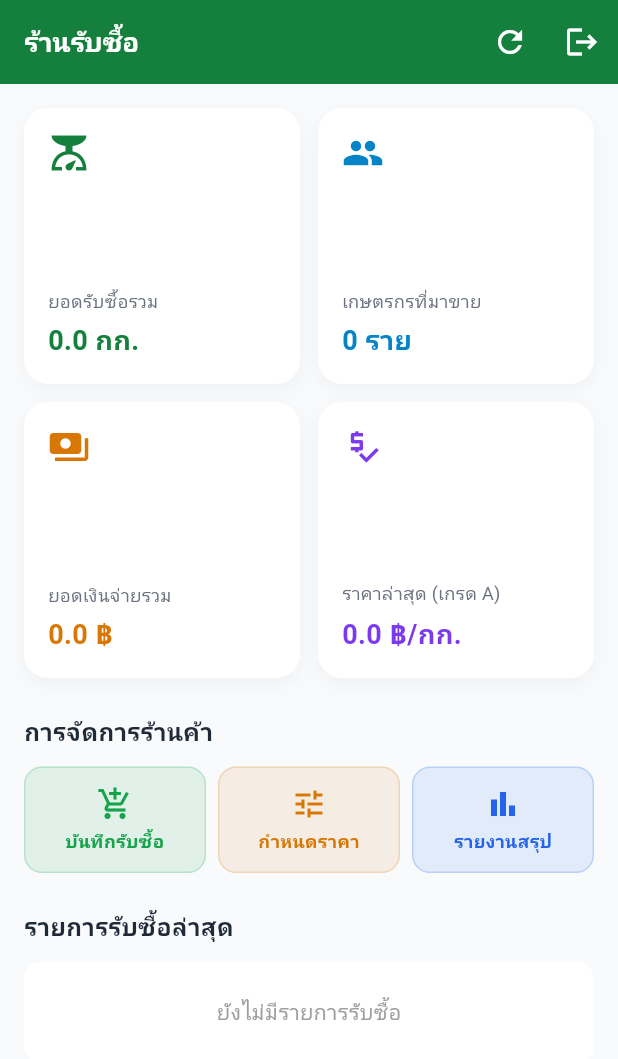
After one commit to sixno2430/MyProject, a Flutter app: the ShopDashboardScreen screen opened directly, on a phone screen of 412 x 824 dp. The commit adds this screen. Shown: the top 1059 px of the screen. Run offline on Flutter 3.47's test engine with Material 3 defaults, Android fonts, the light colour scheme and no system bars; our stand-ins replace shared_preferences; accounts and stored records are empty; network calls fail.

Commit message:
ล่าสุดมากๆ

```diff
--- a/flutter_myproject/lib/screens/main/HOME/home_screen.dart
+++ b/flutter_myproject/lib/screens/main/HOME/home_screen.dart
@@ -9,7 +9,7 @@ import 'package:flutter/material.dart';
 import 'package:flutter_myproject/widgets/button_nav.dart';
 
 // หน้าทั้ง 5 หน้าในแถบล่าง
-import 'package:flutter_myproject/screens/main/HOME/dashboard_screen.dart';   // หน้าแรก: หน้าหลัก (ต้องสร้างเพิ่ม)
+import 'package:flutter_myproject/screens/main/HOME/dashboard_screen.dart';   // หน้าแรก: หน้าหลัก
 import 'package:flutter_myproject/screens/garden/palmplot/palmplot_screen.dart';     // หน้าสวน
 import 'package:flutter_myproject/screens/finance/finance_screen.dart';     // หน้าการเงิน
 import 'package:flutter_myproject/screens/main/report/report_screen.dart';      // หน้ารายงาน
@@ -19,7 +19,6 @@ import 'package:flutter_myproject/screens/main/profile/profile_screen.dart';
 class HomeScreen extends StatefulWidget {
   const HomeScreen({super.key});
 
-
   @override
   State<HomeScreen> createState() => _HomeScreenState();
 }
@@ -27,11 +26,10 @@ class HomeScreen extends StatefulWidget {
 class _HomeScreenState extends State<HomeScreen> {
   int _currentIndex = 0;
 
-
   // เรียงตามลำดับปุ่มในแถบล่าง
   final List<Widget> _pages = const [
     DashboardScreen(),   // index 0: 🏠 หน้าหลัก
-    PalmplotScreen(),     // index 1: 🌴 สวน
+    PalmplotScreen(),    // index 1: 🌴 สวน
     FinanceScreen(),     // index 2: 💵 การเงิน
     ReportScreen(),      // index 3: 📈 รายงาน
     ProfileScreen(),     // index 4: 👤 โปรไฟล์
--- /dev/null
+++ b/flutter_myproject/lib/screens/shop/shop_dashboard_screen.dart
@@ -0,0 +1,319 @@
+// ============================================================
+// shop_dashboard_screen.dart — แดชบอร์ดภาพรวมร้านรับซื้อ (ภาพ 4.3.1)
+// ============================================================
+
+import 'package:flutter/material.dart';
+import 'dart:convert';
+import 'package:http/http.dart' as http;
+import 'package:flutter_myproject/config/app_config.dart';
+import 'package:flutter_myproject/services/auth_server.dart';
+import 'package:flutter_myproject/screens/auth/login_screen.dart';
+import 'package:shared_preferences/shared_preferences.dart';
+
+class ShopDashboardScreen extends StatefulWidget {
+  const ShopDashboardScreen({super.key});
+
+  @override
+  State<ShopDashboardScreen> createState() => _ShopDashboardScreenState();
+}
+
+class _ShopDashboardScreenState extends State<ShopDashboardScreen> {
+  bool _isLoading = true;
+  String _shopName = 'ร้านรับซื้อ';
+  String _shopId = 'S001';
+  Map<String, dynamic> _summary = {
+    'total_kg': 0.0,
+    'total_farmers': 0,
+    'total_amount': 0.0,
+    'latest_price': 0.0,
+  };
+  List<dynamic> _recentPurchases = [];
+
+  @override
+  void initState() {
+    super.initState();
+    _loadShopData();
+  }
+
+  Future<void> _loadShopData() async {
+    setState(() => _isLoading = true);
+    try {
+      final userId = await AuthService.getUserId() ?? '';
+
+      // 1. ดึงข้อมูลโปรไฟล์ร้านค้าตาม user_id
+      final profileRes = await http.get(
+        Uri.parse('${AppConfig.apiBaseUri}/shop/profile/$userId'),
+      );
+      final profileJson = jsonDecode(profileRes.body);
+
+      if (!profileJson['isError'] && profileJson['data'] != null) {
+        _shopId = profileJson['data']['shop_id'] ?? 'S001';
+        _shopName = profileJson['data']['shop_name'] ?? 'ร้านรับซื้อ';
+      }
+
+      // 2. ดึงข้อมูลแดชบอร์ดตาม shop_id
+      final dashRes = await http.get(
+        Uri.parse('${AppConfig.apiBaseUri}/shop/$_shopId/dashboard'),
+      );
+      final dashJson = jsonDecode(dashRes.body);
+
+      if (!dashJson['isError'] && dashJson['data'] != null) {
+        setState(() {
+          _summary = dashJson['data']['summary'] ?? _summary;
+          _recentPurchases = dashJson['data']['recentPurchases'] ?? [];
+        });
+      }
+    } catch (e) {
+      debugPrint('Error loadShopData: $e');
+    } finally {
+      setState(() => _isLoading = false);
+    }
+  }
+
+  void _handleLogout() async {
+    final prefs = await SharedPreferences.getInstance();
+    await prefs.clear(); // ล้าง token และ user_id ทั้งหมดในเครื่อง (ไม่ error แดงแน่นอน)
+
+    if (mounted) {
+      Navigator.pushAndRemoveUntil(
+        context,
+        MaterialPageRoute(builder: (context) => const LoginScreen()),
+        (route) => false,
+      );
+    }
+  }
+
+  @override
+  Widget build(BuildContext context) {
+    return Scaffold(
+      backgroundColor: const Color(0xFFF8FAFC),
+      appBar: AppBar(
+        title: Text(
+          _shopName,
+          style: const TextStyle(fontWeight: FontWeight.bold, fontSize: 18),
+        ),
+        backgroundColor: const Color(0xFF15803D),
+        foregroundColor: Colors.white,
+        elevation: 0,
+        actions: [
+          IconButton(
+            icon: const Icon(Icons.refresh),
+            onPressed: _loadShopData,
+          ),
+          IconButton(
+            icon: const Icon(Icons.logout),
+            onPressed: _handleLogout,
+          ),
+        ],
+      ),
+      body: _isLoading
+          ? const Center(child: CircularProgressIndicator(color: Color(0xFF15803D)))
+          : RefreshIndicator(
+              onRefresh: _loadShopData,
+              child: SingleChildScrollView(
+                physics: const AlwaysScrollableScrollPhysics(),
+                padding: const EdgeInsets.all(16),
+                child: Column(
+                  crossAxisAlignment: CrossAxisAlignment.start,
+                  children: [
+                    // การ์ดสรุป 4 การ์ด
+                    GridView.count(
+                      crossAxisCount: 2,
+                      crossAxisSpacing: 12,
+                      mainAxisSpacing: 12,
+                      shrinkWrap: true,
+                      physics: const NeverScrollableScrollPhysics(),
+                      children: [
+                        _buildSummaryCard(
+                          title: 'ยอดรับซื้อรวม',
+                          value: '${_summary['total_kg']} กก.',
+                          icon: Icons.scale,
+                          color: const Color(0xFF15803D),
+                        ),
+                        _buildSummaryCard(
+                          title: 'เกษตรกรที่มาขาย',
+                          value: '${_summary['total_farmers']} ราย',
+                          icon: Icons.people,
+                          color: const Color(0xFF0284C7),
+                        ),
+                        _buildSummaryCard(
+                          title: 'ยอดเงินจ่ายรวม',
+                          value: '${_summary['total_amount']} ฿',
+                          icon: Icons.payments,
+                          color: const Color(0xFFD97706),
+                        ),
+                        _buildSummaryCard(
+                          title: 'ราคาล่าสุด (เกรด A)',
+                          value: '${_summary['latest_price']} ฿/กก.',
+                          icon: Icons.price_check,
+                          color: const Color(0xFF7C3AED),
+                        ),
+                      ],
+                    ),
+                    const SizedBox(height: 24),
+
+                    // เมนูจัดการร้านค้า
+                    const Text(
+                      'การจัดการร้านค้า',
+                      style: TextStyle(
+                        fontSize: 16,
+                        fontWeight: FontWeight.bold,
+                        color: Color(0xFF1F2937),
+                      ),
+                    ),
+                    const SizedBox(height: 12),
+                    Row(
+                      children: [
+                        _buildActionButton('บันทึกรับซื้อ', Icons.add_shopping_cart, const Color(0xFF16A34A)),
+                        const SizedBox(width: 8),
+                        _buildActionButton('กำหนดราคา', Icons.tune, const Color(0xFFD97706)),
+                        const SizedBox(width: 8),
+                        _buildActionButton('รายงานสรุป', Icons.bar_chart, const Color(0xFF2563EB)),
+                      ],
+                    ),
+                    const SizedBox(height: 24),
+
+                    // ประวัติรายการรับซื้อล่าสุด
+                    const Text(
+                      'รายการรับซื้อล่าสุด',
+                      style: TextStyle(
+                        fontSize: 16,
+                        fontWeight: FontWeight.bold,
+                        color: Color(0xFF1F2937),
+                      ),
+                    ),
+                    const SizedBox(height: 12),
+                    if (_recentPurchases.isEmpty)
+                      Container(
+                        padding: const EdgeInsets.all(24),
+                        alignment: Alignment.center,
+                        decoration: BoxDecoration(
+                          color: Colors.white,
+                          borderRadius: BorderRadius.circular(12),
+                        ),
+                        child: const Text(
+                          'ยังไม่มีรายการรับซื้อ',
+                          style: TextStyle(color: Colors.grey),
+                        ),
+                      )
+                    else
+                      ListView.builder(
+                        shrinkWrap: true,
+                        physics: const NeverScrollableScrollPhysics(),
+                        itemCount: _recentPurchases.length,
+                        itemBuilder: (context, index) {
+                          final item = _recentPurchases[index];
+                          return Card(
+                            margin: const EdgeInsets.only(bottom: 8),
+                            shape: RoundedRectangleBorder(borderRadius: BorderRadius.circular(12)),
+                            child: ListTile(
+                              leading: const CircleAvatar(
+                                backgroundColor: Color(0xFFDCFCE7),
+                                child: Icon(Icons.person, color: Color(0xFF15803D)),
+                              ),
+                              title: Text(
+                                item['farmer_name'] ?? 'ไม่ระบุชื่อ',
+                                style: const TextStyle(fontWeight: FontWeight.bold),
+                              ),
+                              subtitle: Text('วันที่: ${item['purchase_date']?.toString().split('T')[0] ?? ''}'),
+                              trailing: Column(
+                                mainAxisAlignment: MainAxisAlignment.center,
+                                crossAxisAlignment: CrossAxisAlignment.end,
+                                children: [
+                                  Text(
+                                    '${item['quantity']} กก.',
+                                    style: const TextStyle(
+                                      fontWeight: FontWeight.bold,
+                                      color: Color(0xFF15803D),
+                                    ),
+                                  ),
+                                  Text(
+                                    '${item['total_price']} ฿',
+                                    style: const TextStyle(color: Colors.grey, fontSize: 12),
+                                  ),
+                                ],
+                              ),
+                            ),
+                          );
+                        },
+                      ),
+                  ],
+                ),
+              ),
+            ),
+    );
+  }
+
+  Widget _buildSummaryCard({
+    required String title,
+    required String value,
+    required IconData icon,
+    required Color color,
+  }) {
+    return Container(
+      padding: const EdgeInsets.all(16),
+      decoration: BoxDecoration(
+        color: Colors.white,
+        borderRadius: BorderRadius.circular(16),
+        boxShadow: [
+          BoxShadow(
+            color: Colors.black.withOpacity(0.04),
+            blurRadius: 10,
+            offset: const Offset(0, 4),
+          ),
+        ],
+      ),
+      child: Column(
+        crossAxisAlignment: CrossAxisAlignment.start,
+        mainAxisAlignment: MainAxisAlignment.spaceBetween,
+        children: [
+          Icon(icon, color: color, size: 28),
+          Column(
+            crossAxisAlignment: CrossAxisAlignment.start,
+            children: [
+              Text(title, style: const TextStyle(fontSize: 12, color: Color(0xFF6B7280))),
+              const SizedBox(height: 4),
+              FittedBox(
+                child: Text(
+                  value,
+                  style: TextStyle(
+                    fontSize: 18,
+                    fontWeight: FontWeight.bold,
+                    color: color,
+                  ),
+                ),
+              ),
+            ],
+          )
+        ],
+      ),
+    );
+  }
+
+  Widget _buildActionButton(String title, IconData icon, Color color) {
+    return Expanded(
+      child: Container(
+        padding: const EdgeInsets.symmetric(vertical: 12),
+        decoration: BoxDecoration(
+          color: color.withOpacity(0.1),
+          borderRadius: BorderRadius.circular(12),
+          border: Border.all(color: color.withOpacity(0.2)),
+        ),
+        child: Column(
+          children: [
+            Icon(icon, color: color),
+            const SizedBox(height: 4),
+            Text(
+              title,
+              style: TextStyle(
+                fontSize: 12,
+                fontWeight: FontWeight.bold,
+                color: color,
+              ),
+            ),
+          ],
+        ),
+      ),
+    );
+  }
+}
```
Also changed, not shown: flutter_myproject/lib/screens/auth/login_screen.dart (+44 -72 lines), flutter_myproject/lib/screens/main/HOME/activity_screen.dart (+59 -65 lines), flutter_myproject/lib/widgets/dashboard_widget/menu_grid.dart (+10 -11 lines), 2 other files.
